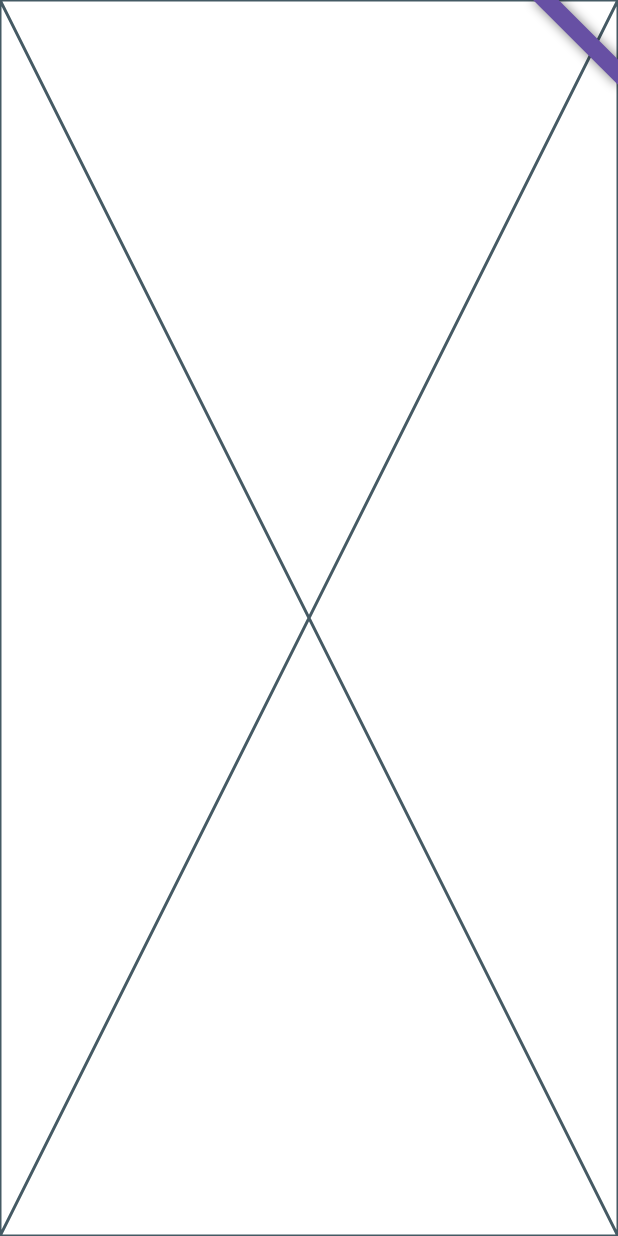
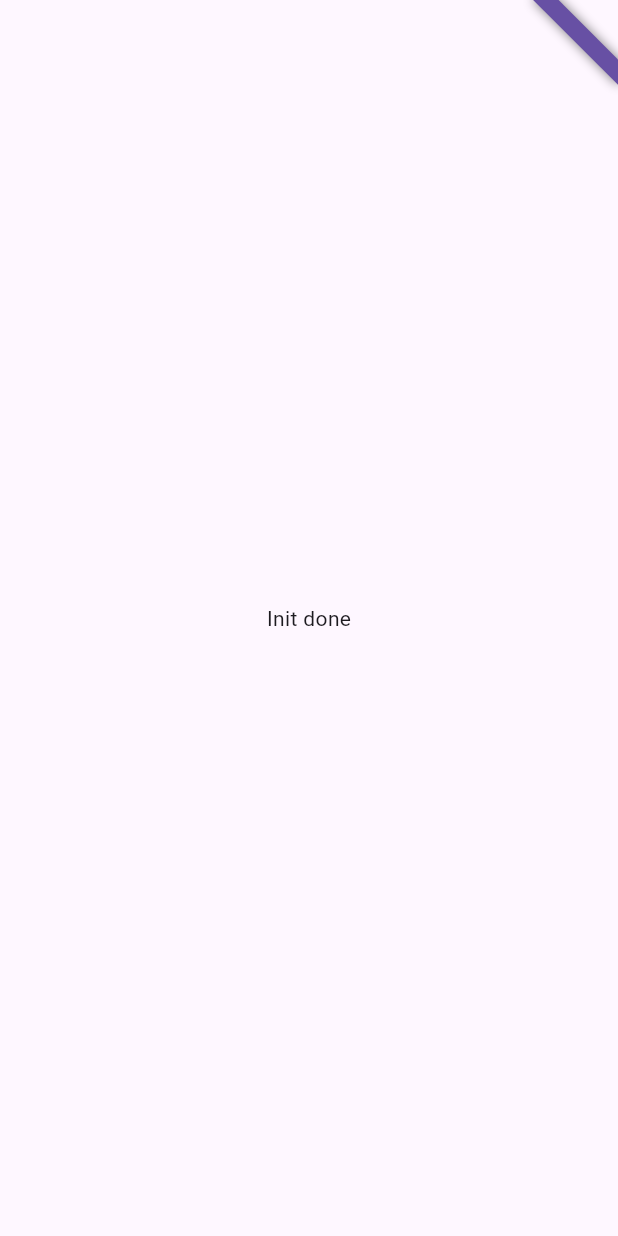
Before and after one commit to sbergmair/riverpod_app, a Flutter app: the screen it shows after launch, on a phone screen of 412 x 824 dp. Run offline on Flutter 3.47's test engine with Material 3 defaults, Android fonts, the phone set to English and light mode, and no system bars; our stand-ins replace flutter_riverpod, rxdart.

Commit message:
example added

```diff
--- a/example/lib/main.dart
+++ b/example/lib/main.dart
@@ -3,6 +3,8 @@ import 'dart:async';
 
 import 'package:flutter_riverpod/flutter_riverpod.dart';
 import 'package:riverpod_app/riverpod_app.dart';
+import 'package:riverpod_app_example/presentation/generate_route.dart';
+import 'package:riverpod_app_example/provider.dart';
 
 Future<void> main() async {
   final appKey = GlobalKey<RiverpodAppState>();
@@ -18,7 +20,7 @@ Future<void> main() async {
         RiverpodApp(
           key: appKey,
           container: container!,
-          generateRoute: (_) => MaterialPageRoute(builder: (_) => HomePage()),
+          generateRoute: generateRoute,
           theme: ThemeData.light(),
           initialRoute: (_) async => "/home",
           hideBanner: false,
@@ -32,11 +34,30 @@ Future<void> main() async {
   );
 }
 
-class HomePage extends StatelessWidget {
+class HomePage extends ConsumerStatefulWidget {
+  static const routeName = "/home";
+
   const HomePage({super.key});
 
   @override
+  ConsumerState<HomePage> createState() => _HomePageState();
+}
+
+class _HomePageState extends ConsumerState<HomePage> {
+  @override
   Widget build(BuildContext context) {
-    return const Placeholder();
+    final init = ref.watch(provInit);
+
+    return Scaffold(
+      body: Center(
+        child: switch (init) {
+          AsyncError(:final error) => Text('Error: $error'),
+          AsyncData(:final value) => Text(value),
+          _ => const CircularProgressIndicator(),
+        },
+      ),
+    );
+
+    return Scaffold(body: Center(child: Text("HomePage")));
   }
 }
--- /dev/null
+++ b/example/lib/presentation/generate_route.dart
@@ -0,0 +1,15 @@
+import 'package:flutter/material.dart';
+import 'package:riverpod_app/riverpod_app.dart';
+
+import '../main.dart';
+
+Route<dynamic>? generateRoute(RouteSettings settings) {
+  return routeFactories[settings.name]?.call(settings);
+}
+
+final routeFactories = <String, RouteFactory>{
+  BlankPage.routeName: (settings) =>
+      MaterialPageRoute(builder: (_) => const BlankPage()),
+  HomePage.routeName: (settings) =>
+      MaterialPageRoute(builder: (_) => const HomePage()),
+};
--- /dev/null
+++ b/example/lib/provider.dart
@@ -0,0 +1,6 @@
+import 'package:flutter_riverpod/flutter_riverpod.dart';
+
+final provInit = FutureProvider<String>((ref) async {
+  await Future<void>.delayed(const Duration(seconds: 2));
+  return "Init done";
+});
--- a/lib/riverpod_app.dart
+++ b/lib/riverpod_app.dart
@@ -1 +1,2 @@
 export 'src/riverpod_app.dart';
+export 'src/navigation/blank_page.dart';
```
